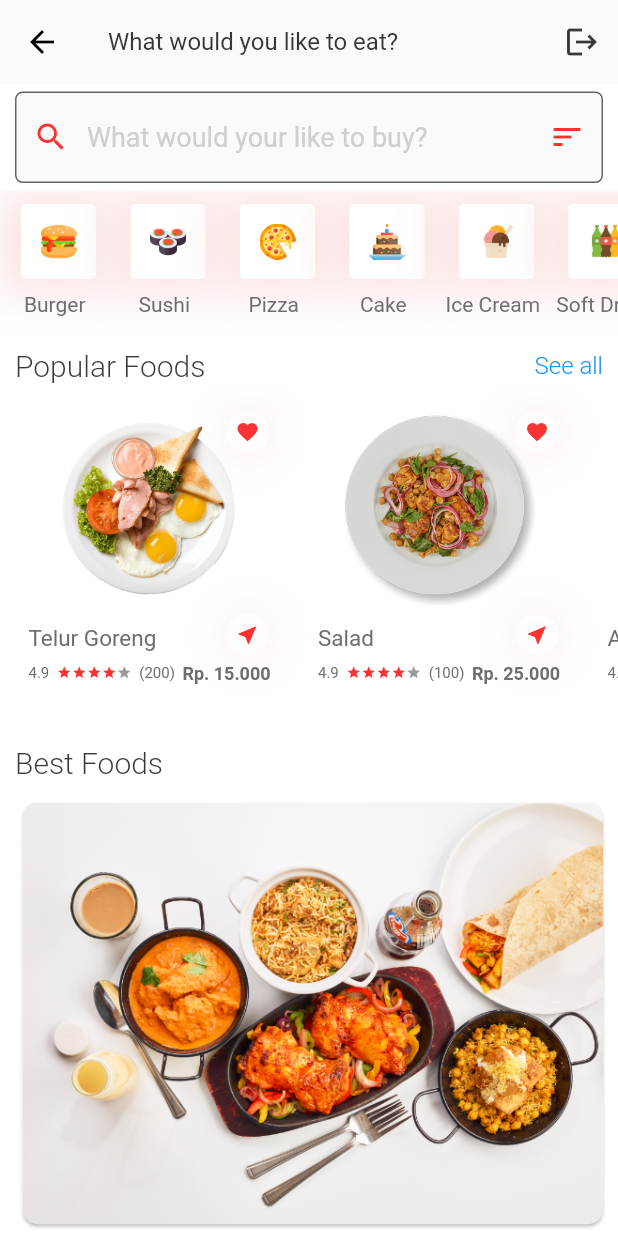
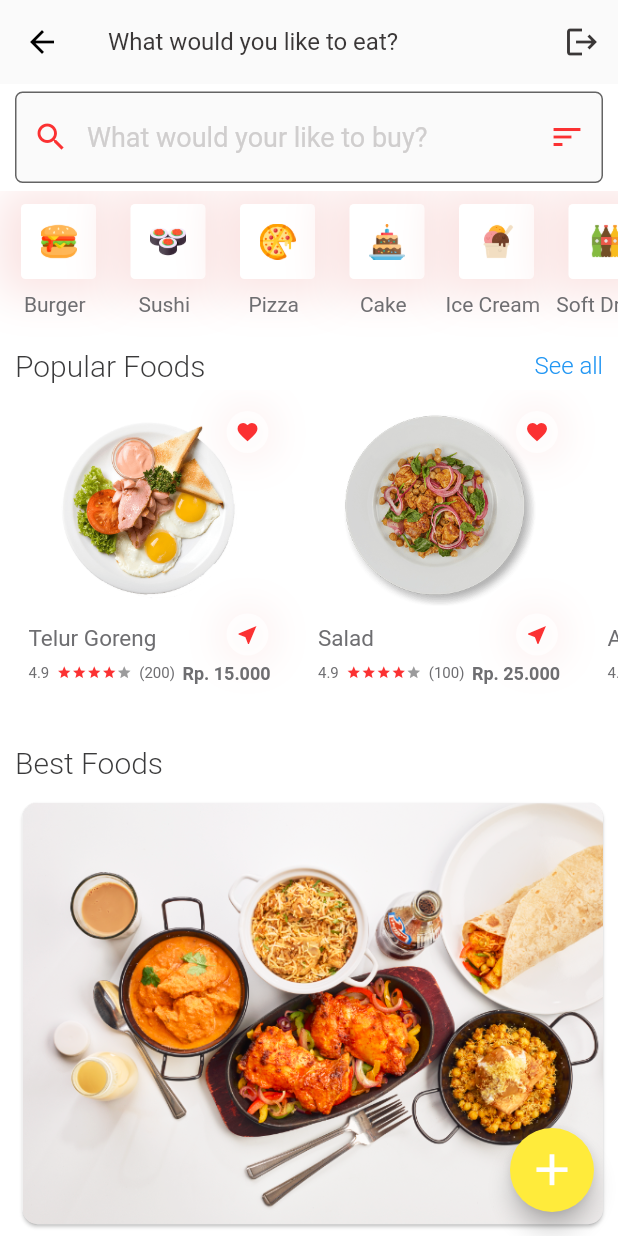
Before and after one commit to room2468/12-final-project-namsantech, a Flutter app: the HomePage screen opened directly, on a phone screen of 412 x 824 dp. Run offline on Flutter 3.47's test engine with Material 2 defaults, Android fonts, the phone set to English and light mode, and no system bars; our stand-ins replace animated_theme_switcher, carousel_pro, cloud_firestore, firebase_auth, firebase_core, floor and 5 more; missing offline and left inert: dart:ffi; accounts and stored records are empty; statements that could not run were skipped.

Commit message:
button add

```diff
--- a/lib/pages/HomePage.dart
+++ b/lib/pages/HomePage.dart
@@ -6,6 +6,7 @@ import 'package:final_project/widgets/BestFoodWidget.dart';
 import 'package:final_project/widgets/PopularFoodsWidget.dart';
 import 'package:final_project/widgets/SearchWidget.dart';
 import 'package:final_project/widgets/TopMenus.dart';
+import 'package:final_project/kategori/screens/add_screen.dart';
 
 class HomePage extends StatefulWidget {
   final User user;
@@ -40,6 +41,22 @@ class _HomePageState extends State<HomePage> {
               })
         ],
       ),
+      floatingActionButton: FloatingActionButton(
+        backgroundColor: Colors.yellow,
+        onPressed: () {
+          Navigator.of(context).push(
+            MaterialPageRoute(
+              builder: (context) => AddScreen(),
+            ),
+          );
+        },
+        //backgroundColor: CustomColors.firebaseOrange,
+        child: Icon(
+          Icons.add,
+          color: Colors.white,
+          size: 35,
+        ),
+      ),
       body: SingleChildScrollView(
         child: Column(
           children: <Widget>[
```
